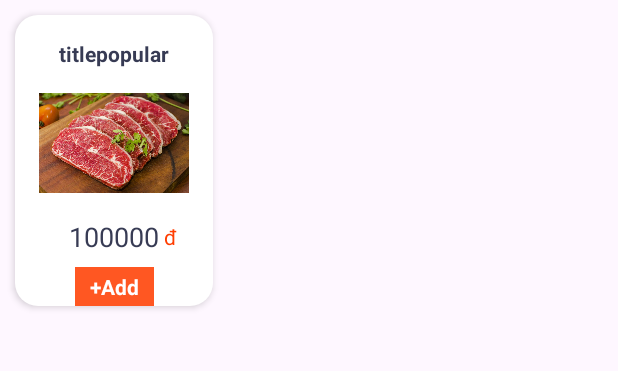
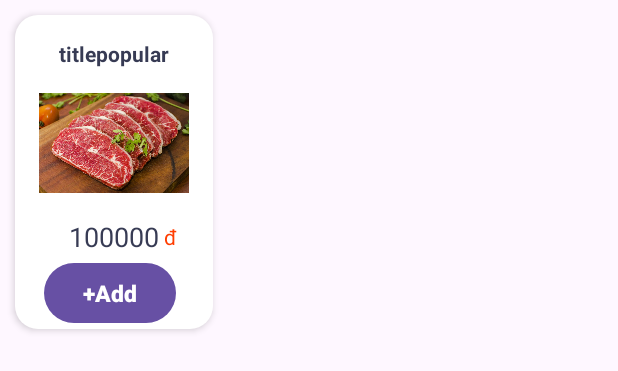
Before and after one commit to LHCNguyen/OrderFoodApp, an Android app: the layout viewholder_popular.xml on its own in the app's theme, with its tools: preview values and no code run, on a phone screen of 412 x 824 dp. Shown: the top 371 px of the screen. Run offline under Robolectric (Android 15) with nearby library versions, the phone set to English and light mode, and no system bars.

Commit message:
update_28_11_2024

```diff
--- a/OrderFoodApp/app/src/main/AndroidManifest.xml
+++ b/OrderFoodApp/app/src/main/AndroidManifest.xml
@@ -51,6 +51,9 @@
 <!--            </intent-filter>-->
         </activity>
 
+
+
+
     </application>
 
 </manifest>
--- a/OrderFoodApp/app/src/main/res/layout/viewholder_popular.xml
+++ b/OrderFoodApp/app/src/main/res/layout/viewholder_popular.xml
@@ -56,21 +56,21 @@
         app:layout_constraintStart_toEndOf="@+id/fee"
         app:layout_constraintTop_toBottomOf="@+id/picpopular" />
 
-    <TextView
+    <Button
         android:id="@+id/addBtn"
         android:layout_width="wrap_content"
         android:layout_height="wrap_content"
-        android:layout_marginTop="8dp"
-        android:background="#FF5722"
-        android:paddingStart="10dp"
-        android:paddingTop="3dp"
-        android:paddingEnd="10dp"
-        android:paddingBottom="3dp"
+        android:layout_marginTop="1dp"
+        android:paddingStart="5dp"
+        android:paddingTop="1dp"
+        android:paddingEnd="5dp"
+        android:paddingBottom="1dp"
         android:text="+Add"
         android:textColor="#ffffff"
-        android:textSize="14sp"
+        android:textSize="15sp"
         android:textStyle="bold"
         app:layout_constraintEnd_toEndOf="@+id/picpopular"
+        app:layout_constraintHorizontal_bias="0.25"
         app:layout_constraintStart_toStartOf="@+id/picpopular"
         app:layout_constraintTop_toBottomOf="@+id/fee" />
 
--- a/OrderFoodApp/app/src/main/res/values/colors.xml
+++ b/OrderFoodApp/app/src/main/res/values/colors.xml
@@ -9,4 +9,6 @@
     <color name="Red">#DC143C</color>
     <color name="blue">#3939A4</color>
 
+    <color name="purple_500">#9C27B0</color>
+
 </resources>
```
Also changed, not shown: OrderFoodApp/app/src/main/java/com/example/orderfoodapp/Adaptor/CategoryAdaptor.java (+27 -4 lines), OrderFoodApp/app/src/main/java/com/example/orderfoodapp/Adaptor/PopularAdaptor.java (+35 -10 lines), OrderFoodApp/app/src/main/java/com/example/orderfoodapp/Database/CreateDatabase.java (+21 -21 lines), OrderFoodApp/app/src/main/java/com/example/orderfoodapp/Database/MonAnDAO.java (+12 -1 lines), OrderFoodApp/app/src/main/res/layout/viewholder_category.xml (+6 -3 lines), OrderFoodApp/app/src/main/res/drawable/ic_delete.png (added).
